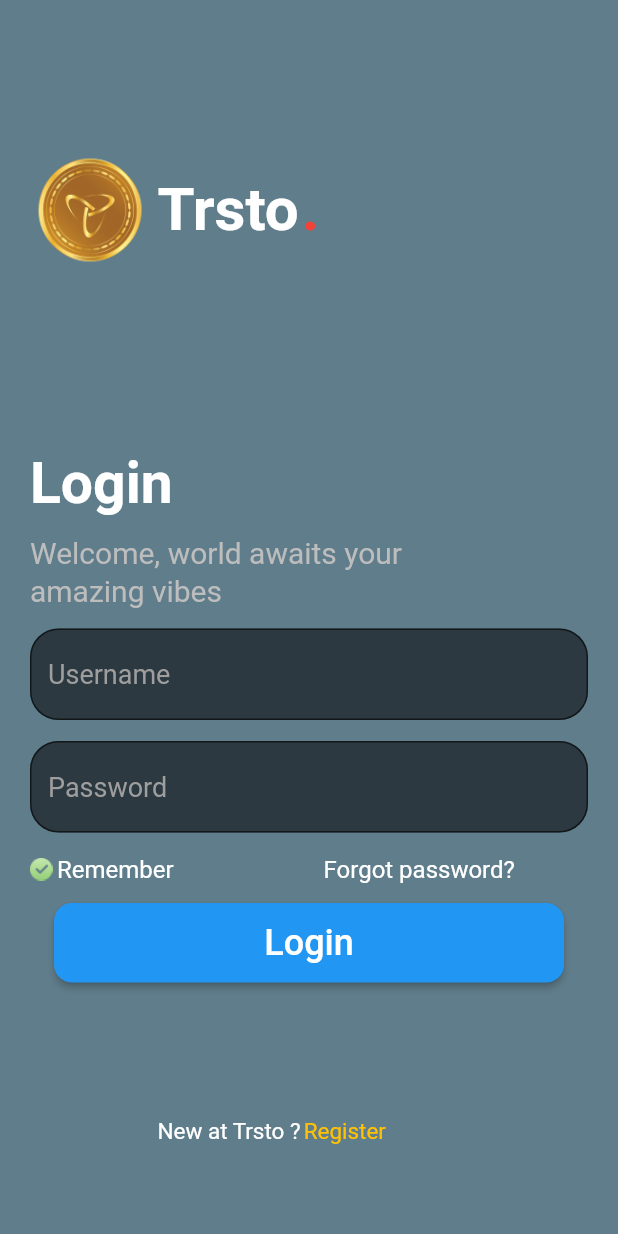
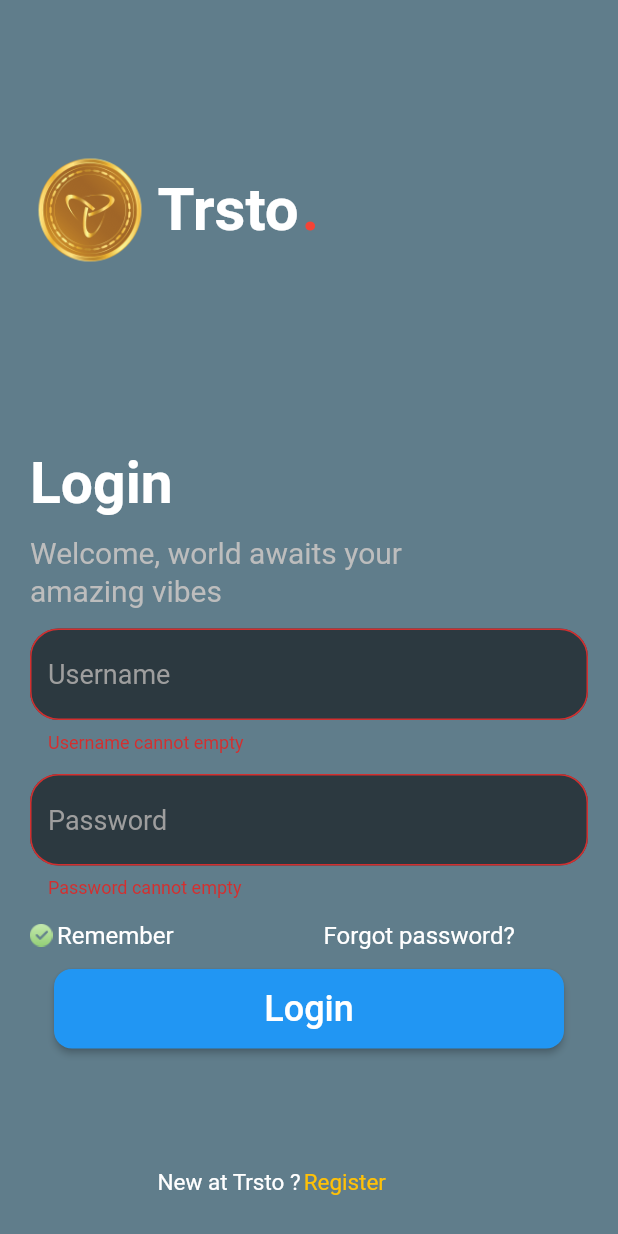
Before and after one commit to CharmiGoswami/Flutter, a Flutter app: the screen it shows after launch, after a tap on "Login", on a phone screen of 412 x 824 dp. Run offline on Flutter 3.47's test engine with Material 2 defaults, Android fonts, the light colour scheme and no system bars.

Commit message:
flutter app

```diff
--- a/flutter_application/lib/login.dart
+++ b/flutter_application/lib/login.dart
@@ -9,11 +9,44 @@ class Login extends StatefulWidget {
 }
 
 class _LoginState extends State<Login> {
+  late FocusNode myFocusNode;
+  @override
+  void initState() {
+    super.initState();
+    myFocusNode = FocusNode();
+  }
+
+  void dispose() {
+    myFocusNode.dispose();
+    super.dispose();
+  }
+
   @override
   Widget build(BuildContext context) {
     return Scaffold(
+      resizeToAvoidBottomInset: false,
       backgroundColor: Colors.blueGrey,
-      body: Column(
+      body: myBody(
+        myFocusNode: myFocusNode,
+      ),
+    );
+  }
+}
+
+class myBody extends StatelessWidget {
+  const myBody({
+    Key? key,
+    required this.myFocusNode,
+  }) : super(key: key);
+
+  final FocusNode myFocusNode;
+
+  @override
+  Widget build(BuildContext context) {
+    var _formKey = GlobalKey<FormState>();
+    return Form(
+      key: _formKey,
+      child: Column(
         children: [
           Row(
             children: [
@@ -97,6 +130,19 @@ class _LoginState extends State<Login> {
               Padding(
                 padding: const EdgeInsets.fromLTRB(20, 14, 20, 0),
                 child: TextFormField(
+                    style: TextStyle(
+                        fontStyle: FontStyle.normal,
+                        fontSize: 18,
+                        color: Colors.white),
+                    keyboardType: TextInputType.name,
+                    validator: (text) {
+                      if (text == null) {
+                        return null;
+                      }
+                      return "Username cannot empty";
+                    },
+                    //autofocus: true,
+                    focusNode: myFocusNode,
                     decoration: InputDecoration(
                       filled: true,
                       fillColor: Colors.black54,
@@ -112,8 +158,19 @@ class _LoginState extends State<Login> {
             children: [
               Padding(
                 padding: const EdgeInsets.fromLTRB(20, 14, 20, 0),
-                child: TextFormField(
+                child: new TextFormField(
                     obscureText: true,
+                    validator: (text) {
+                      if (text == null) {
+                        return null;
+                      }
+                      return "Password cannot empty";
+                    },
+                    style: TextStyle(
+                        fontStyle: FontStyle.normal,
+                        fontSize: 18,
+                        color: Colors.white),
+                    keyboardType: TextInputType.text,
                     obscuringCharacter: '*',
                     decoration: InputDecoration(
                       filled: true,
@@ -167,7 +224,9 @@ class _LoginState extends State<Login> {
                   minWidth: 340,
                   shape: RoundedRectangleBorder(
                       borderRadius: new BorderRadius.circular(12)),
-                  onPressed: () {},
+                  onPressed: () {
+                    if (_formKey.currentState!.validate()) {}
+                  },
                   child: Text(
                     "Login",
                     style: TextStyle(
@@ -185,7 +244,7 @@ class _LoginState extends State<Login> {
               Row(
                 children: [
                   Padding(
-                    padding: const EdgeInsets.fromLTRB(105, 90, 2, 0),
+                    padding: const EdgeInsets.fromLTRB(105, 80, 2, 0),
                     child: Text(
                       'New at Trsto ?',
                       style: TextStyle(
@@ -195,7 +254,7 @@ class _LoginState extends State<Login> {
                     ),
                   ),
                   Padding(
-                    padding: const EdgeInsets.fromLTRB(0, 90, 2, 0),
+                    padding: const EdgeInsets.fromLTRB(0, 80, 2, 0),
                     child: Text(
                       'Register',
                       style: TextStyle(
```
Also changed, not shown: 1 other file. Lines whose indentation alone changed are shown as unchanged.
